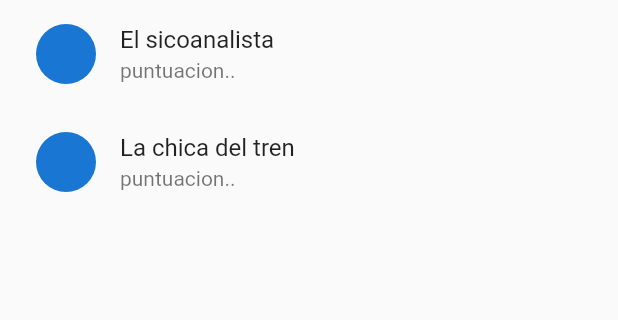
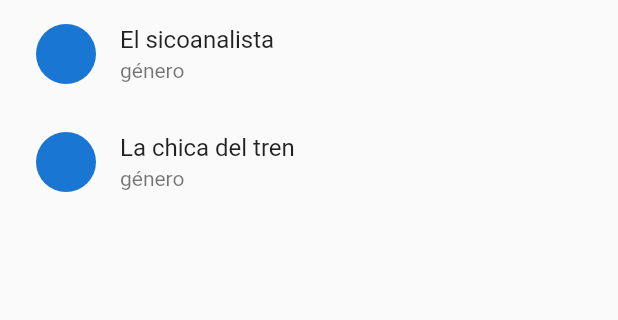
Before and after one commit to Nati0010/Myapp, a Flutter app: the WishList screen opened directly, after a tap on "El sicoanalista", on a phone screen of 412 x 824 dp, the part 120-440 px from its top. Run offline on Flutter 3.47's test engine with Material 2 defaults, Android fonts, the phone set to English and light mode, and no system bars.

```diff
--- a/lib/main.dart
+++ b/lib/main.dart
@@ -1,11 +1,11 @@
 import 'package:flutter/material.dart';
 
-import 'pages/wishlist.dart';
+import 'pages/shipping_information.dart';
 
 void main() {
   runApp(const MaterialApp(
 
     title: "Wanderbooks",
-    home: WishList(),
+    home: ShippingInformation(),
   ));
 }
--- /dev/null
+++ b/lib/pages/clientpreferences.dart
@@ -0,0 +1,2 @@
+//Aqui el cliente llena su informacion y para señalar el tipo de genero que le gusta
+//hacer un chip class
--- /dev/null
+++ b/lib/pages/mainpage.dart
@@ -0,0 +1 @@
+//Hacer un card class recomendando los libros segun los generos que le gustan al cliente
--- a/lib/pages/wishlist.dart
+++ b/lib/pages/wishlist.dart
@@ -23,13 +23,13 @@ class WishList extends StatelessWidget {
                   ListTile(
                   leading: const CircleAvatar (),
                   title: const Text ("El sicoanalista"),
-                  subtitle: const Text ("puntuacion.."),
+                  subtitle: const Text ("género"),
                   onTap: (){},
                   ),
                   ListTile(
                   leading: const CircleAvatar (),
                   title: const Text ("La chica del tren"),
-                  subtitle: const Text ("puntuacion.."),
+                  subtitle: const Text ("género"),
                   onTap: (){},
                   )
               ],
@@ -45,4 +45,4 @@ class WishList extends StatelessWidget {
   }
 }
 
-//hacer el row despues del title del libro para que se pueda ver la puntuacion, que tan lejos esta y el genero del libro
+//hacer el row despues del title del libro para que se pueda ver la puntuacion, que tan lejos esta el libro y el genero de este
--- a/lib/widgets/drawer.dart
+++ b/lib/widgets/drawer.dart
@@ -15,7 +15,7 @@ class DrawerWidget extends StatelessWidget {
       children: const <Widget>[
         DrawerHeader(
           decoration: BoxDecoration(
-            color: Color.fromARGB(255, 61, 240, 204),
+            color: Colors.white
           ),
           child: Text(
             'Drawer Header',
@@ -26,7 +26,7 @@ class DrawerWidget extends StatelessWidget {
           ),
         ),
         ListTile(
-          leading: Icon(Icons.account_circle),
+          leading: Icon(Icons.home),
           title: Text('Perfil'),
         ),
         ListTile(
@@ -38,6 +38,10 @@ class DrawerWidget extends StatelessWidget {
           title: Text('Géneros favoritos'),
         ),
         ListTile(
+          leading: Icon(Icons.shopping_basket),
+          title: Text('Productos'),
+        ),
+        ListTile(
           leading: Icon(Icons.settings),
           title: Text('Configuración'),
         ),
@@ -47,3 +51,5 @@ class DrawerWidget extends StatelessWidget {
 );
   }
 }
+
+//hacer arribita la foto del cliente y su correo
```
Also changed, not shown: lib/pages/shipping_information.dart (+7 -1 lines).
